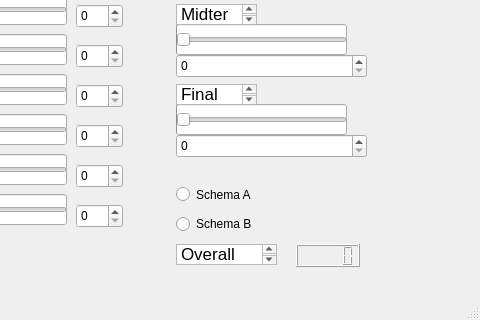
Old version of the form mainwindow.ui in the repository connorvhennen/GradeCalculator; both pictures show x 164 to 644 and y 143 to 463 of the 644 by 463 pixel window.
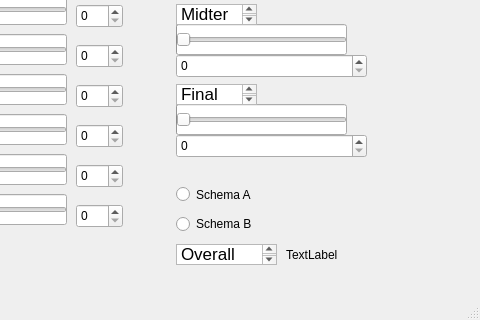
New version of the form.

Patch:
```diff
--- a/mainwindow.ui
+++ b/mainwindow.ui
@@ -1079,15 +1079,18 @@
 &lt;p style=&quot; margin-top:0px; margin-bottom:0px; margin-left:0px; margin-right:0px; -qt-block-indent:0; text-indent:0px;&quot;&gt;Overall Score:&lt;/p&gt;&lt;/body&gt;&lt;/html&gt;</string>
     </property>
    </widget>
-   <widget class="QLCDNumber" name="lcdNumber">
+   <widget class="QLabel" name="finalScoreValue">
     <property name="geometry">
      <rect>
-      <x>460</x>
+      <x>450</x>
       <y>370</y>
-      <width>64</width>
-      <height>23</height>
+      <width>71</width>
+      <height>21</height>
      </rect>
     </property>
+    <property name="text">
+     <string>TextLabel</string>
+    </property>
    </widget>
    <zorder>progressBar</zorder>
    <zorder>hw1TextBox</zorder>
```
Left out of the diff: 2 changed lines with no effect on the pictures.
